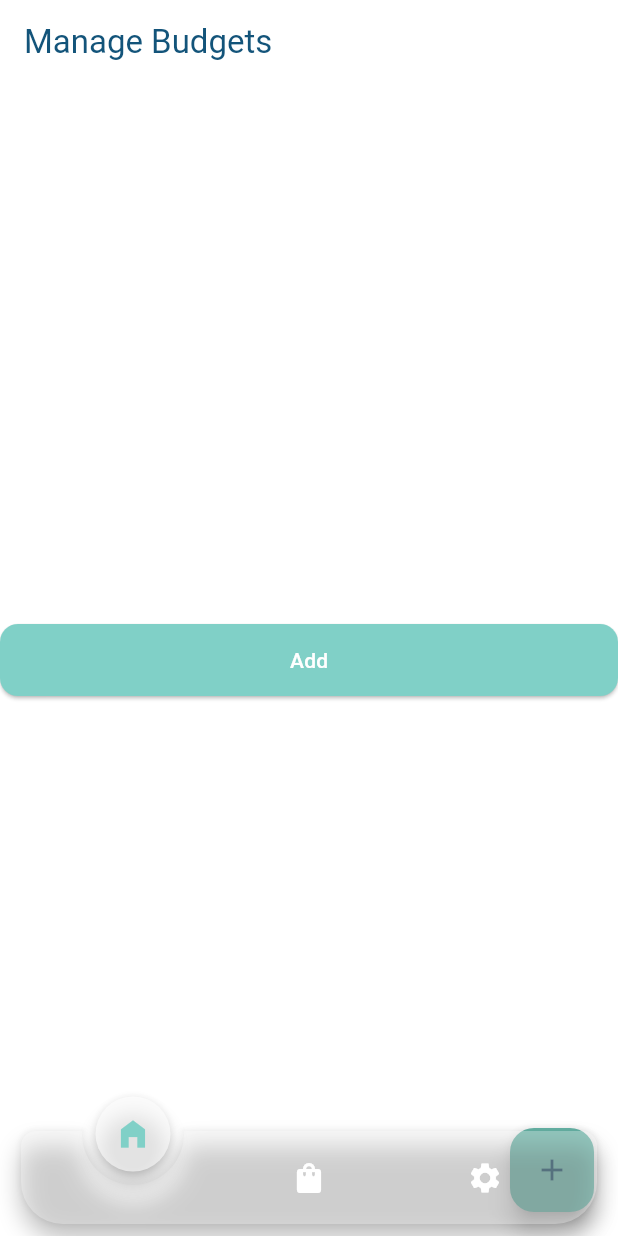
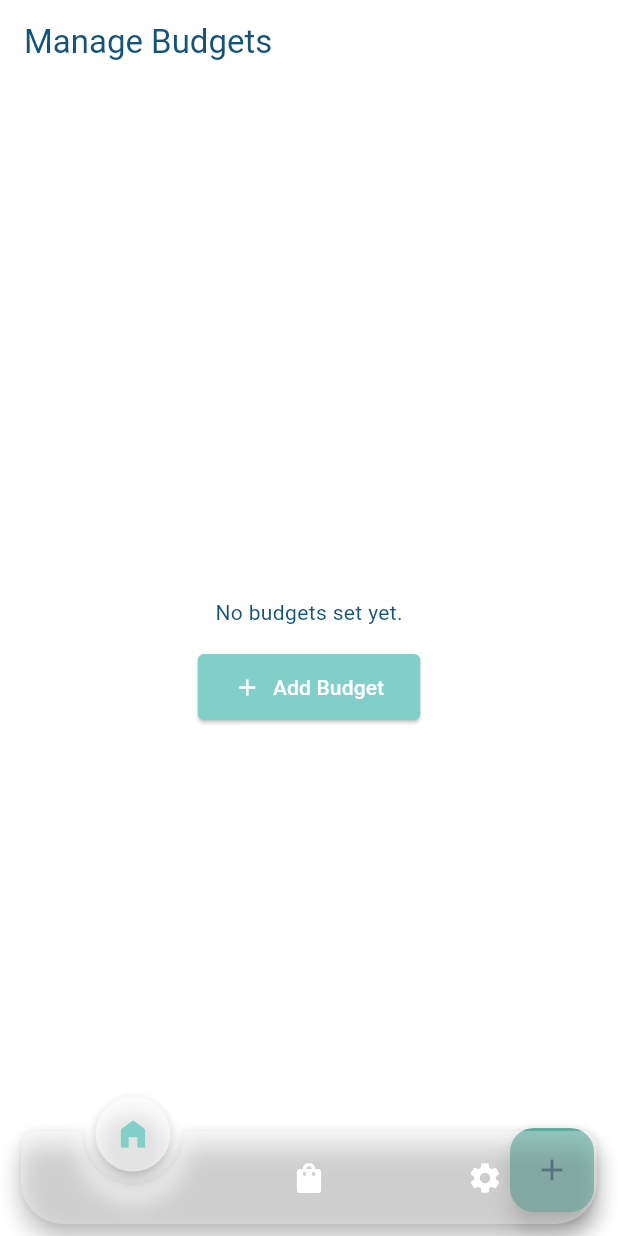
Before and after one commit to thangpn0207/manage_salary, a Flutter app: the screen it shows after launch, swiped to page 2, on a phone screen of 412 x 824 dp. Run offline on Flutter 3.47's test engine with Material 3 defaults, Android fonts, the phone set to English and light mode, and no system bars; drawn by our look-alikes of animated_notch_bottom_bar; our stand-ins replace connectivity_plus, equatable, fl_chart, flutter_animate, flutter_bloc, flutter_form_builder and 8 more; missing offline and left inert: flutter_tilt, lotus_cex.

Commit message:
show bottom sheet

```diff
--- a/lib/ui/settings/budget/budget_management_screen.dart
+++ b/lib/ui/settings/budget/budget_management_screen.dart
@@ -1,13 +1,14 @@
 import 'package:flutter/material.dart';
 import 'package:flutter_bloc/flutter_bloc.dart';
 import 'package:manage_salary/core/constants/enums.dart';
+import 'package:manage_salary/core/extensions/context.dart';
 import 'package:manage_salary/core/util/money_util.dart';
-import 'package:manage_salary/ui/components/base_button.dart';
 import 'package:manage_salary/ui/settings/budget/widgets/add_edit_budget_dialog.dart';
 
-import '../../../../bloc/activity/activity_bloc.dart';
-import '../../../../bloc/activity/activity_event.dart';
-import '../../../../bloc/activity/activity_state.dart';
+import '../../../../bloc/activity/activity_bloc.dart'; // Corrected path
+import '../../../../bloc/activity/activity_event.dart'; // Corrected path
+import '../../../../bloc/activity/activity_state.dart'; // Corrected path
+import '../../../../models/budget_category.dart';// Corrected path
 import '../../../../models/budget.dart';
 
 // Import the Add/Edit Dialog (will create next)
@@ -70,13 +71,26 @@ class BudgetManagementScreen extends StatelessWidget {
       body: BlocBuilder<ActivityBloc, ActivityState>(
         builder: (context, state) {
           if (state.budgets.isEmpty) {
-            return Center(
-              child: BaseButton(
-                  text: "Add",
+            return Center(child: Column(
+              mainAxisAlignment: MainAxisAlignment.center,
+              children: [
+                const Text('No budgets set yet.'),
+                const SizedBox(height: 16),
+                ElevatedButton.icon(
                   onPressed: () {
-                    _showAddEditBudgetDialog(context);
-                  }),
+                    _showAddEditBudgetBottomSheet(context);
+                  },
+                  icon: const Icon(Icons.add),
+                  label: const Text('Add Budget'),
+                  style: ElevatedButton.styleFrom(
+                    padding: const EdgeInsets.symmetric(
+                        horizontal: 24, vertical: 12),
+                  ),
+                ),
+              ],
+            ),
             );
+
           }
 
           return ListView.builder(
@@ -109,7 +123,7 @@ class BudgetManagementScreen extends StatelessWidget {
                   subtitle: Text('Period: \${_formatEnumName(budget.period)}'),
                   trailing: Text(MoneyUtil.formatDefault(budget.amount)),
                   onTap: () {
-                    _showAddEditBudgetDialog(context, budgetToEdit: budget);
+                    _showAddEditBudgetBottomSheet(context, budgetToEdit: budget);
                   },
                 ),
               );
@@ -119,29 +133,26 @@ class BudgetManagementScreen extends StatelessWidget {
       ),
       floatingActionButton: FloatingActionButton(
         onPressed: () {
-          _showAddEditBudgetDialog(context);
+          _showAddEditBudgetBottomSheet(context);
         },
         child: const Icon(Icons.add),
       ),
     );
   }
 
-  // Function to show the Add/Edit Budget Dialog (placeholder)
-  void _showAddEditBudgetDialog(BuildContext context, {Budget? budgetToEdit}) {
-    showDialog(
-      context: context,
-      builder: (_) => AddEditBudgetDialog(
-        budget: budgetToEdit,
-        onSave: (Budget newOrUpdatedBudget) {
-          if (budgetToEdit == null) {
-            context.read<ActivityBloc>().add(AddBudget(newOrUpdatedBudget));
-          } else {
-            context.read<ActivityBloc>().add(UpdateBudget(newOrUpdatedBudget));
-          }
+  void _showAddEditBudgetBottomSheet(BuildContext context,
+      {Budget? budgetToEdit}) {
+    AddEditBudgetDialog.show(context,
+        budget: budgetToEdit, onSave: (Budget newOrUpdatedBudget) {
+      if (budgetToEdit == null) {
+        context.read<ActivityBloc>().add(AddBudget(newOrUpdatedBudget));
+      } else {
+        context.read<ActivityBloc>().add(UpdateBudget(newOrUpdatedBudget));
+      }
         },
-      ),
     );
   }
+
 
   ActivityType _convertBudgetCategoryToActivityType(
       BudgetCategory budgetCategory) {
```
Also changed, not shown: lib/ui/settings/budget/widgets/add_edit_budget_dialog.dart (+58 -55 lines).
